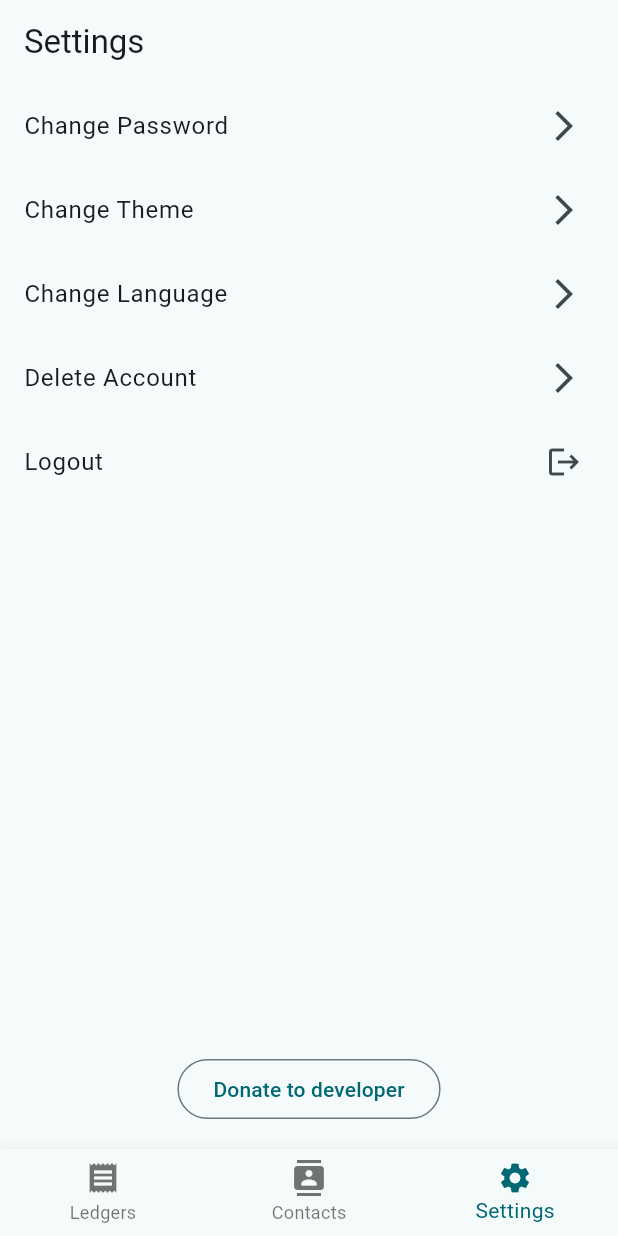
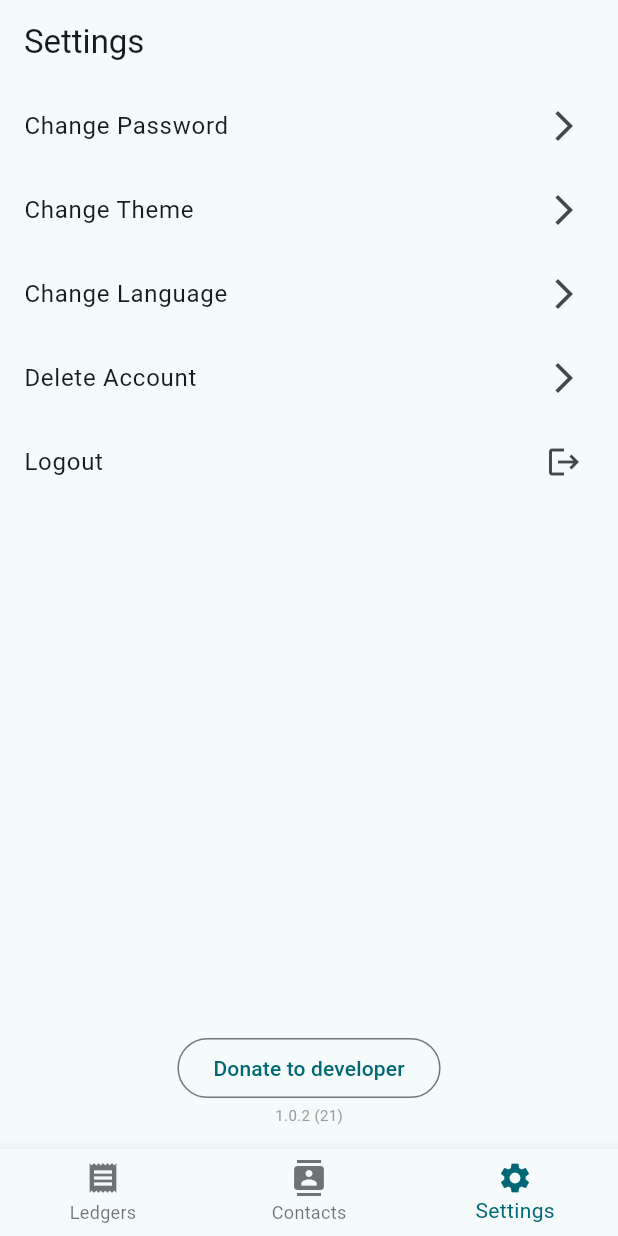
Before and after one commit to johnstef99/shared_ledger, a Flutter app: the SettingsView screen opened by its route, on a phone screen of 412 x 824 dp. Run offline on Flutter 3.47's test engine with Material 3 defaults, Android fonts, the phone set to English and light mode, and no system bars; our stand-ins replace easy_localization, email_validator, freezed_annotation, go_router, package_info_plus, pocketbase and 1 more; missing offline and left inert: universal_html; accounts and stored records are empty; network calls fail; statements that could not run were skipped.

Commit message:
feature: add app version in settings

```diff
--- a/mobile/lib/main.dart
+++ b/mobile/lib/main.dart
@@ -2,6 +2,7 @@ import 'package:easy_localization/easy_localization.dart';
 import 'package:flutter/foundation.dart';
 import 'package:flutter/material.dart';
 import 'package:go_router/go_router.dart';
+import 'package:package_info_plus/package_info_plus.dart';
 import 'package:pocketbase/pocketbase.dart';
 import 'package:shared_ledger/app/app.dart';
 import 'package:shared_ledger/app/router.dart';
@@ -22,12 +23,16 @@ final isWebiOS = kIsWeb &&
 
 late final SharedPreferences prefs;
 
+late final PackageInfo packageInfo;
+
 Future<void> main() async {
   WidgetsFlutterBinding.ensureInitialized();
 
   await EasyLocalization.ensureInitialized();
 
   prefs = await SharedPreferences.getInstance();
+
+  packageInfo = await PackageInfo.fromPlatform();
 
   runApp(const MyApp());
 }
--- a/mobile/lib/views/settings/settings_view.dart
+++ b/mobile/lib/views/settings/settings_view.dart
@@ -2,6 +2,7 @@ import 'package:easy_localization/easy_localization.dart' as ez;
 import 'package:flutter/material.dart';
 import 'package:go_router/go_router.dart';
 import 'package:shared_ledger/app/app.dart';
+import 'package:shared_ledger/main.dart';
 import 'package:shared_ledger/views/settings/settings_viewmodel.dart';
 import 'package:url_launcher/url_launcher_string.dart';
 
@@ -88,11 +89,24 @@ class _SettingsViewState extends State<SettingsView> {
           child: Container(
             padding: const EdgeInsets.all(16),
             alignment: Alignment.bottomCenter,
-            child: OutlinedButton(
-              onPressed: () {
-                launchUrlString('https://donate.stripe.com/4gwg1le8U3fz9203cc');
-              },
-              child: Text(ez.tr('donate_to_developer')),
+            child: Column(
+              mainAxisSize: MainAxisSize.min,
+              children: [
+                OutlinedButton(
+                  onPressed: () {
+                    launchUrlString(
+                        'https://donate.stripe.com/4gwg1le8U3fz9203cc');
+                  },
+                  child: Text(ez.tr('donate_to_developer')),
+                ),
+                Text(
+                  '${packageInfo.version} (${packageInfo.buildNumber})',
+                  style: TextStyle(
+                    color: Colors.grey,
+                    fontSize: 10,
+                  ),
+                ),
+              ],
             ),
           ),
         ),
--- a/mobile/pubspec.yaml
+++ b/mobile/pubspec.yaml
@@ -25,6 +25,7 @@ dependencies:
   flutter_launcher_icons: ^0.14.2
   universal_html: ^2.2.4
   url_launcher: ^6.3.1
+  package_info_plus: ^8.1.3
 
 dev_dependencies:
   flutter_test:
```
Also changed, not shown: mobile/pubspec.lock, 1 other file.
